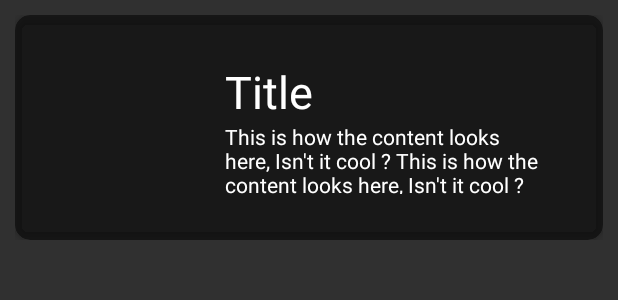
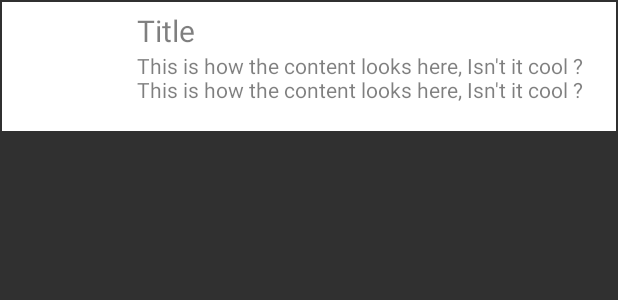
Before and after one commit to tarun14110/Usecure, an Android app: the layout history_list_view.xml on its own in the app's theme, with its tools: preview values and no code run, on a phone screen of 412 x 824 dp. Shown: the top 300 px of the screen. Run offline under Robolectric (Android 15) with nearby library versions, the phone set to English and light mode, and no system bars.

Commit message:
updated history view

```diff
--- a/app/src/main/java/com/rocks/mafia/entrancesecurity/MainActivity.java
+++ b/app/src/main/java/com/rocks/mafia/entrancesecurity/MainActivity.java
@@ -118,7 +118,12 @@ public class MainActivity extends AppCompatActivity {
         switch (id) {
             case R.id.action_logout:
                 SessionManager session = new SessionManager(getApplicationContext());
-                session.setLogin(false);
+                if(session.isSecurityLoggedIn()) {
+                    session.setSecurityLogin(false);
+                } else {
+                    session.setLogin(false);
+                }
+
                 Intent intent = new Intent(this, WelcomeActivity.class);
                 startActivity(intent);
                 break;
--- a/app/src/main/java/com/rocks/mafia/entrancesecurity/SecurityLoginActivity.java
+++ b/app/src/main/java/com/rocks/mafia/entrancesecurity/SecurityLoginActivity.java
@@ -67,7 +67,7 @@ public class SecurityLoginActivity extends Activity {
         session = new SessionManager(getApplicationContext());
         Log.e("INNNNNNN","SECURLOGIn");
         // Check if user is already logged in or not
-        if (session.isLoggedIn()) {
+        if (session.isSecurityLoggedIn()) {
             // User is already logged in. Take him to main activity
             Intent intent = new Intent(this, SecurityMainActivity.class);
             startActivity(intent);
--- a/app/src/main/java/com/rocks/mafia/entrancesecurity/Services/MyFirebaseMessagingService.java
+++ b/app/src/main/java/com/rocks/mafia/entrancesecurity/Services/MyFirebaseMessagingService.java
@@ -1,8 +1,5 @@
 package com.rocks.mafia.entrancesecurity.Services;
 
-/**
- * Created by ubuntu on 10/18/16.
- */
 
 import android.content.Context;
 import android.content.Intent;
--- a/app/src/main/java/com/rocks/mafia/entrancesecurity/SessionManager.java
+++ b/app/src/main/java/com/rocks/mafia/entrancesecurity/SessionManager.java
@@ -36,7 +36,7 @@ public class SessionManager {
 
     public void setSecurityLogin(boolean isSecurityLoggedIn) {
 
-        editor.putBoolean(KEY_IS_LOGGEDIN, isSecurityLoggedIn);
+        editor.putBoolean(KEY_IS_SECURITYLOGGEDIN, isSecurityLoggedIn);
 
         // commit changes
         editor.commit();
--- a/app/src/main/java/com/rocks/mafia/entrancesecurity/SigninActivity.java
+++ b/app/src/main/java/com/rocks/mafia/entrancesecurity/SigninActivity.java
@@ -70,6 +70,11 @@ public class SigninActivity extends Activity {
         if (session.isLoggedIn()) {
             // User is already logged in. Take him to main activity
             Intent intent = new Intent(this, MainActivity.class);
+            startActivity(intent);
+            finish();
+        } else if (session.isSecurityLoggedIn()) {
+            // Security User is already logged in. Take him to security main activity
+            Intent intent = new Intent(this, SecurityMainActivity.class);
             startActivity(intent);
             finish();
         }
--- a/app/src/main/res/layout/history_list_view.xml
+++ b/app/src/main/res/layout/history_list_view.xml
@@ -2,30 +2,20 @@
 <LinearLayout xmlns:android="http://schemas.android.com/apk/res/android"
     android:layout_width="match_parent"
     android:layout_height="wrap_content"
-    xmlns:card_view="http://schemas.android.com/apk/res-auto"
-    android:padding="10dp">
+    android:padding="1dp"
+    xmlns:card_view="http://schemas.android.com/apk/res-auto">
 
-    <android.support.v7.widget.CardView
-        xmlns:card_view="http://schemas.android.com/apk/res-auto"
-        android:id="@+id/card_view_top"
-        android:layout_width="match_parent"
-        android:layout_height="150dp"
-        card_view:cardCornerRadius="10dp"
-        card_view:contentPadding="25dp"
-        card_view:cardElevation="4dp"
-        card_view:cardMaxElevation="6dp"
-        android:shape="ring"
-        card_view:cardBackgroundColor="@color/historyBackground"
-        >
+
         <RelativeLayout
             android:layout_width="match_parent"
             android:layout_height="wrap_content"
+            android:background="#FFFFFF"
             android:padding="5dp"
             >
             <ImageView
                 android:id="@+id/listItemHistoryImage"
-                android:layout_width="100dp"
-                android:layout_height="200dp"
+                android:layout_width="75dp"
+                android:layout_height="75dp"
                 android:layout_alignParentLeft="true"
                 android:layout_alignParentTop="true"
                 android:layout_marginRight="8dp"
@@ -41,8 +31,8 @@
                 android:id="@+id/listItemHistoryTitle"
                 android:layout_toRightOf="@+id/listItemHistoryImage"
                 android:layout_alignParentTop="true"
-                android:textColor="#ffffff"
-                android:textSize="30sp"
+                android:textColor="#80000000"
+                android:textSize="20sp"
                 />
             <TextView
                 android:layout_width="wrap_content"
@@ -50,12 +40,11 @@
                 android:text="This is how the content looks here, Isn't it cool ? This is how the content looks here, Isn't it cool ?"
                 android:id="@+id/listItemHistoryBody"
                 android:layout_toRightOf="@+id/listItemHistoryImage"
-                android:textColor="#ffffff"
+                android:textColor="#80000000"
                 android:layout_below="@+id/listItemHistoryTitle"
                 />
 
-</RelativeLayout>
 
-    </android.support.v7.widget.CardView>
+        </RelativeLayout>
 
 </LinearLayout>
```
